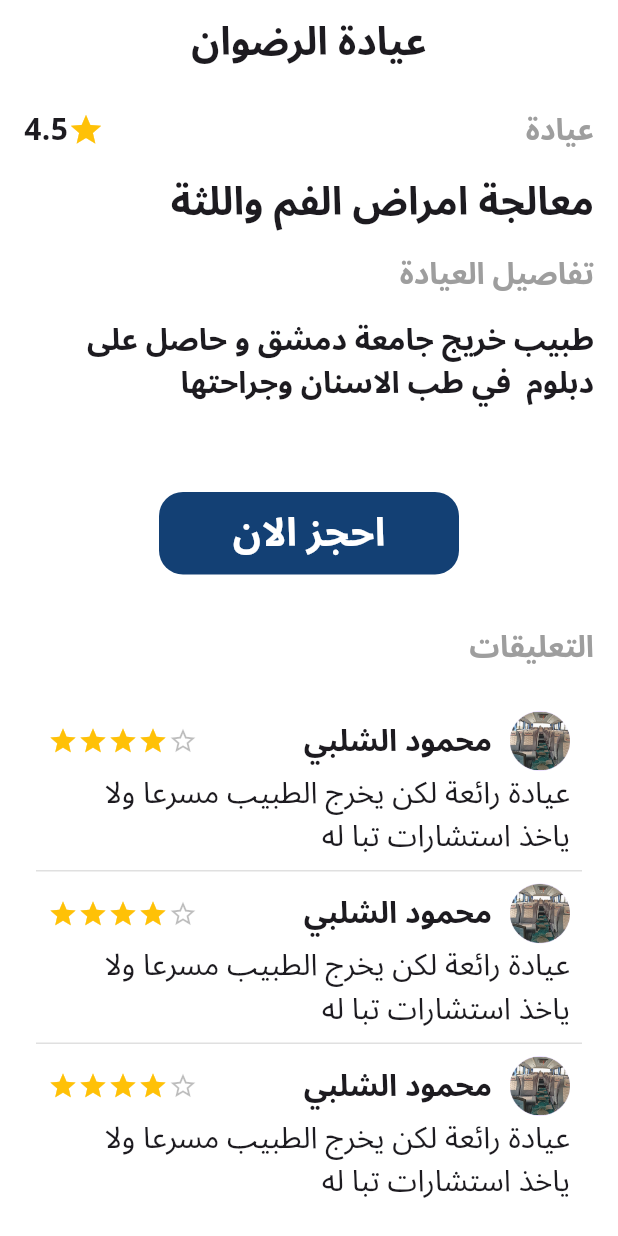
After one commit to MahmoudShbly/booking_app, a Flutter app: the DetailsView screen opened by its route, on a phone screen of 412 x 824 dp. The commit adds this screen. Run offline on Flutter 3.47's test engine with Material 3 defaults, Android fonts, the phone set to English and light mode, and no system bars; our stand-ins replace go_router, persistent_bottom_nav_bar_v2; missing offline and left inert: font_awesome_icon_class.

Commit message:
details view ui done !

```diff
--- a/lib/core/utlis/app_router.dart
+++ b/lib/core/utlis/app_router.dart
@@ -1,9 +1,11 @@
+import 'package:booking_app/features/home/presentation/views/details_view.dart';
 import 'package:booking_app/features/home/presentation/views/categories_view.dart';
 import 'package:booking_app/features/main/presentation/views/main_view.dart';
 import 'package:go_router/go_router.dart';
 
 abstract class AppRouter {
   static final kCategoriesView = '/kCategoriesView';
+  static final kDetailsView = '/kDetailsView';
   static final router = GoRouter(
     routes: [
       GoRoute(path: '/', builder: (context, state) => const MainView()),
@@ -11,6 +13,10 @@ abstract class AppRouter {
         path: kCategoriesView,
         builder: (context, state) => const CategoriesView(),
       ),
+      GoRoute(
+        path: kDetailsView,
+        builder: (context, state) => const DetailsView(),
+      ),
     ],
   );
 }
--- a/lib/core/utlis/constant.dart
+++ b/lib/core/utlis/constant.dart
@@ -1,4 +1,4 @@
 import 'package:flutter/widgets.dart';
 
-Color kBlue = Color(0xff134074);
-Color kLightBlue = Color(0xffD1E6FA);
+ const kBlue = Color(0xff134074);
+const kLightBlue = Color(0xffD1E6FA);
--- /dev/null
+++ b/lib/core/widgets/custom_button_component.dart
@@ -0,0 +1,36 @@
+import 'package:booking_app/core/utlis/constant.dart';
+import 'package:flutter/material.dart';
+
+class CustomButtonComponent extends StatelessWidget {
+   const CustomButtonComponent({
+    super.key,
+     this.borderRadius=0,
+    required this.title,
+     this.width=double.infinity,
+     this.height=50,
+     this.titleStyle,
+     this.color = kBlue,
+  });
+  final double borderRadius;
+  final double width;
+  final double height;
+  final String title;
+  final TextStyle? titleStyle;
+  final Color color;
+  @override
+  Widget build(BuildContext context) {
+    return TextButton(
+      onPressed: () {},
+      child: Container(
+
+        width: width,
+        height: height,
+        decoration: BoxDecoration(
+          color: color,
+          borderRadius: BorderRadius.circular(borderRadius),
+        ),
+        child: Center(child: Text(title, style: titleStyle)),
+      ),
+    );
+  }
+}
--- a/lib/core/widgets/service_card_component.dart
+++ b/lib/core/widgets/service_card_component.dart
@@ -1,15 +1,19 @@
+import 'package:booking_app/core/utlis/app_router.dart';
 import 'package:booking_app/core/utlis/styles.dart';
 import 'package:booking_app/core/utlis/temp.dart';
 import 'package:flutter/material.dart';
 import 'package:booking_app/core/utlis/constant.dart';
 import 'package:font_awesome_icon_class/font_awesome_icon_class.dart';
+import 'package:go_router/go_router.dart';
 
 class ServiceCardComponent extends StatelessWidget {
   const ServiceCardComponent({super.key});
 
   @override
   Widget build(BuildContext context) {
-    return Container(
+    return GestureDetector(
+      onTap: () => GoRouter.of(context).push(AppRouter.kDetailsView),
+      child: Container(
         margin: const EdgeInsets.only(bottom: 16),
         padding: const EdgeInsets.all(12),
         decoration: BoxDecoration(
@@ -61,6 +65,7 @@ class ServiceCardComponent extends StatelessWidget {
             ),
           ],
         ),
+      ),
     );
   }
 }
--- /dev/null
+++ b/lib/features/home/presentation/views/details_view.dart
@@ -0,0 +1,20 @@
+import 'package:booking_app/core/utlis/styles.dart';
+import 'package:booking_app/features/home/presentation/views/widgets/details_view_body.dart';
+import 'package:flutter/material.dart';
+
+class DetailsView extends StatelessWidget {
+  const DetailsView({super.key});
+
+  @override
+  Widget build(BuildContext context) {
+    return Scaffold(
+      appBar: AppBar(
+        centerTitle: true,
+        backgroundColor: Colors.white,
+        title: Text('عيادة الرضوان',style: Styles.textStyle26,),
+
+      ),
+      body: SingleChildScrollView(child: DetailsViewBody()),
+    );
+  }
+}
--- /dev/null
+++ b/lib/features/home/presentation/views/widgets/about_service_section.dart
@@ -0,0 +1,38 @@
+import 'package:booking_app/core/utlis/styles.dart';
+import 'package:flutter/material.dart';
+
+class AboutServiceSection extends StatelessWidget {
+  const AboutServiceSection({super.key});
+
+  @override
+  Widget build(BuildContext context) {
+    return Column(
+      crossAxisAlignment: CrossAxisAlignment.start,
+      children: <Widget>[
+        Row(
+          children: <Widget>[
+            Text(
+              'عيادة',
+              style: Styles.textStyle20.copyWith(color: Colors.grey),
+            ),
+            Spacer(),
+            Icon(Icons.star, color: Colors.amber),
+            Text('4.5', style: Styles.textStyle20),
+          ],
+        ),
+        const SizedBox(height: 15),
+        Text('معالجة امراض الفم واللثة', style: Styles.textStyle26),
+        const SizedBox(height: 15),
+        Text(
+          'تفاصيل العيادة',
+          style: Styles.textStyle20.copyWith(color: Colors.grey),
+        ),
+        const SizedBox(height: 15),
+        Text(
+          'طبيب خريج جامعة دمشق و حاصل على دبلوم  في طب الاسنان وجراحتها',
+          style: Styles.textStyle20,
+        ),
+      ],
+    );
+  }
+}
--- /dev/null
+++ b/lib/features/home/presentation/views/widgets/details_view_body.dart
@@ -0,0 +1,89 @@
+
+import 'package:booking_app/core/utlis/styles.dart';
+import 'package:booking_app/core/utlis/temp.dart';
+import 'package:booking_app/core/widgets/custom_button_component.dart';
+import 'package:booking_app/features/home/presentation/views/widgets/about_service_section.dart';
+import 'package:booking_app/features/home/presentation/views/widgets/rating.dart';
+import 'package:flutter/material.dart';
+
+class DetailsViewBody extends StatelessWidget {
+  const DetailsViewBody({super.key});
+
+  @override
+  Widget build(BuildContext context) {
+    return Padding(
+      padding: const EdgeInsets.all(16.0),
+      child: Column(
+        children: [
+          AboutServiceSection(),
+          SizedBox(height: 50),
+          CustomButtonComponent(
+            borderRadius: 16,
+            title: 'احجز الان',
+            titleStyle: Styles.textStyle26.copyWith(color: Colors.white),
+            height: 55,
+            width: 200,
+          ),SizedBox(
+            height: 26,
+          ),
+          ReviewRatingSection(),
+        ],
+      ),
+    );
+  }
+}
+
+class ReviewRatingSection extends StatelessWidget {
+  const ReviewRatingSection({super.key});
+
+  @override
+  Widget build(BuildContext context) {
+    return Column(
+      crossAxisAlignment: CrossAxisAlignment.start,
+      children: <Widget>[
+        Text(
+          'التعليقات',
+          style: Styles.textStyle20.copyWith(color: Colors.grey),
+        ),
+        SizedBox(height: 12),
+        ListView.separated(
+          separatorBuilder: (context, index) =>Container(height: 1,color: Colors.grey.shade300,) ,
+          itemBuilder: (context, index) => CustomReviewCard(),
+          itemCount: 3,
+          shrinkWrap: true,
+          padding: EdgeInsets.all(8),
+
+          physics: NeverScrollableScrollPhysics(),
+        ),
+      ],
+    );
+  }
+}
+
+class CustomReviewCard extends StatelessWidget {
+  const CustomReviewCard({super.key});
+
+  @override
+  Widget build(BuildContext context) {
+    return Padding(
+      padding: const EdgeInsets.all(8.0),
+      child: Column(
+        children: <Widget>[
+          Row(
+            children: <Widget>[CircleAvatar(child: Image.asset(Temp.tempImage)),
+            SizedBox(
+              width: 12,
+            ),
+            const Text('محمود الشلبي',style: Styles.textStyle20,),
+            Spacer(),
+            Rating(starCount: 4),
+
+
+            ]
+          ),
+           Text('عيادة رائعة لكن يخرج الطبيب مسرعا ولا ياخذ استشارات تبا له',style: Styles.textStyle20.copyWith(fontWeight: FontWeight.normal),maxLines: 2,overflow: TextOverflow.ellipsis,)
+        ],
+      ),
+    );
+  }
+}
--- /dev/null
+++ b/lib/features/home/presentation/views/widgets/rating.dart
@@ -0,0 +1,16 @@
+import 'package:flutter/material.dart';
+
+class Rating extends StatelessWidget {
+  const Rating({super.key, required this.starCount});
+  final int starCount ;
+  @override
+  Widget build(BuildContext context) {
+    return Row(
+      children: <Widget>[
+        for(var i =5; i>0; i--)
+          i<=starCount ? Icon(Icons.star, color: Colors.amber,size: 20,) :
+        Icon(Icons.star_border_outlined, color: Colors.black26,size: 20,),
+      ],
+    );
+  }
+}
```
Lines whose indentation alone changed are shown as unchanged.
